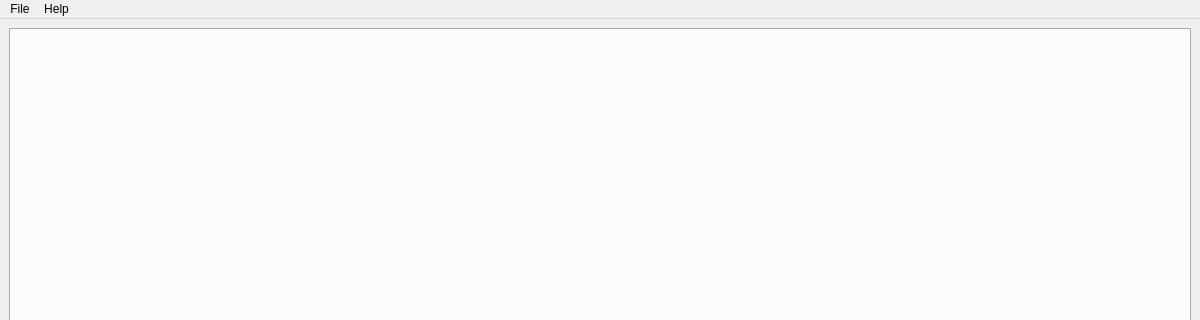
Above: mainwindow.ui from One2INF/AioTool before the change; both pictures show x 0 to 1200 and y 0 to 320 of the 1200 by 742 pixel window. Below: the same form after it.
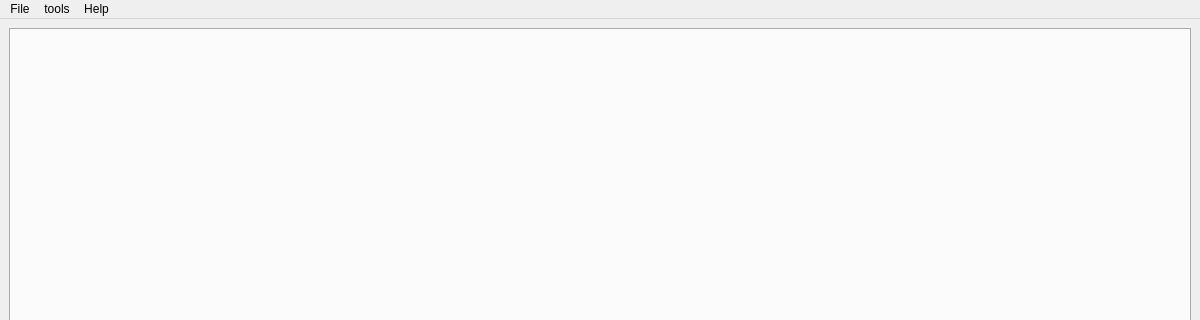
That is the form after the change. Icons and pictures are not drawn.

The edit to the form file:
```diff
--- a/mainwindow.ui
+++ b/mainwindow.ui
@@ -58,7 +58,15 @@
     </property>
     <addaction name="actionAboutMe"/>
    </widget>
+   <widget class="QMenu" name="menutools">
+    <property name="title">
+     <string>tools</string>
+    </property>
+    <addaction name="actionYmodem"/>
+    <addaction name="actionSerialPlot"/>
+   </widget>
    <addaction name="menuFile"/>
+   <addaction name="menutools"/>
    <addaction name="menuAbout"/>
   </widget>
   <widget class="QStatusBar" name="statusbar"/>
```
Left out of the diff: 10 changed lines with no effect on the pictures.
